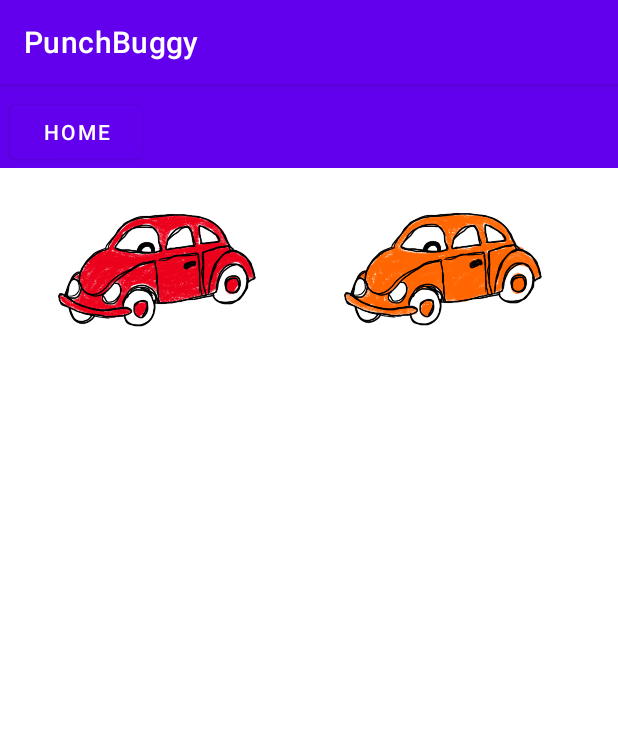
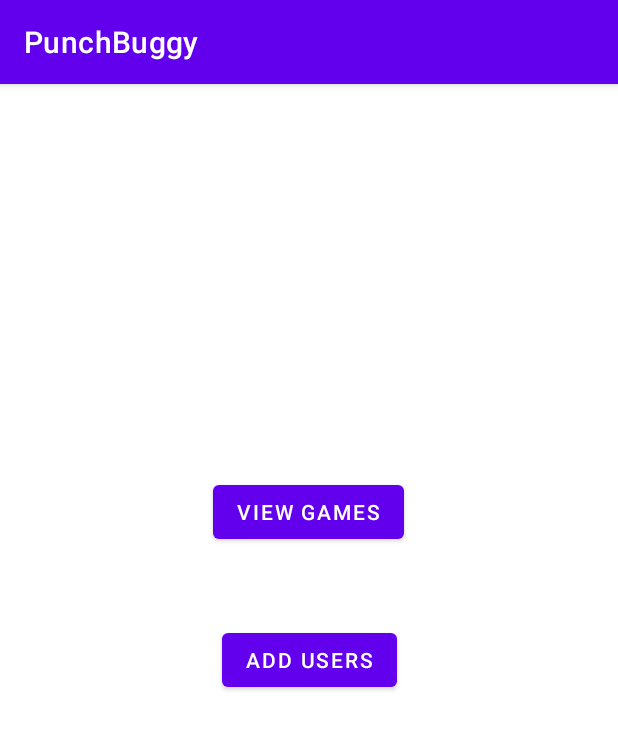
Before and after one commit to csisl/PunchBuggy, an Android app: the screen it shows after launch (MainActivity), on a phone screen of 412 x 824 dp. Shown: the top 729 px of the screen. Run offline under Robolectric (Android 15) with nearby library versions, the phone set to English and light mode, and no system bars.

Commit message:
added intents to go between main view and user view

```diff
--- a/app/src/main/AndroidManifest.xml
+++ b/app/src/main/AndroidManifest.xml
@@ -9,6 +9,7 @@
         android:roundIcon="@mipmap/ic_launcher_round"
         android:supportsRtl="true"
         android:theme="@style/Theme.PunchBuggy">
+        <activity android:name=".UserView"></activity>
         <activity android:name=".MainActivity">
             <intent-filter>
                 <action android:name="android.intent.action.MAIN" />
--- a/app/src/main/java/com/example/punchbuggy/MainActivity.kt
+++ b/app/src/main/java/com/example/punchbuggy/MainActivity.kt
@@ -1,37 +1,19 @@
 package com.example.punchbuggy
 
+import android.content.Intent
 import androidx.appcompat.app.AppCompatActivity
 import android.os.Bundle
-import android.widget.ImageButton
-import android.widget.TextView
-import org.w3c.dom.Text
+import android.widget.Button
 
 class MainActivity : AppCompatActivity() {
     override fun onCreate(savedInstanceState: Bundle?) {
         super.onCreate(savedInstanceState)
         setContentView(R.layout.activity_main)
 
-        val resultView: TextView = findViewById(R.id.redCount)
-        val redBuddy: ImageButton = findViewById(R.id.redBuggy)
-
-        // TODO: create a game somewhere, and THERE instantiate all of the punch buggies
-        val red = PunchBuggy("red")
-        redBuddy.setOnClickListener {
-            incrementBuggyCount(red, resultView)
-        }
-        redBuddy.setOnLongClickListener {
-            decrement(red, resultView)
+        val toUser: Button = findViewById(R.id.viewGames)
+        toUser.setOnClickListener {
+            val toUserView = Intent(this, UserView::class.java)
+            startActivity(toUserView)
         }
     }
-
-    private fun incrementBuggyCount(color: PunchBuggy, resultView: TextView) {
-        color.incrementCount()
-        resultView.text = color.getCount().toString()
-    }
-
-    private fun decrement(color: PunchBuggy, resultView: TextView): Boolean {
-        color.decrementCount()
-        resultView.text = color.getCount().toString()
-        return true
-    }
 }
--- a/app/src/main/res/layout/activity_main.xml
+++ b/app/src/main/res/layout/activity_main.xml
@@ -4,90 +4,27 @@
     xmlns:tools="http://schemas.android.com/tools"
     android:layout_width="match_parent"
     android:layout_height="match_parent"
-    tools:context=".MainActivity">
+    tools:context=".UserView">
 
-    <ImageButton
-        android:id="@+id/redBuggy"
-        android:layout_width="150dp"
-        android:layout_height="150dp"
-        android:layout_marginStart="15dp"
-        android:layout_marginLeft="15dp"
-        android:layout_marginTop="40dp"
-        android:layout_marginBottom="473dp"
-        android:background="@drawable/red"
-        android:contentDescription="@string/red_buggy"
+    <Button
+        android:id="@+id/viewGames"
+        android:layout_width="wrap_content"
+        android:layout_height="wrap_content"
+        android:text="@string/view_games"
         app:layout_constraintBottom_toBottomOf="parent"
         app:layout_constraintEnd_toEndOf="parent"
-        app:layout_constraintHorizontal_bias="0.044"
+        app:layout_constraintHorizontal_bias="0.498"
         app:layout_constraintStart_toStartOf="parent"
         app:layout_constraintTop_toTopOf="parent"
-        app:layout_constraintVertical_bias="0.088" />
+        app:layout_constraintVertical_bias="0.363" />
 
-    <TextView
-        android:id="@+id/redCount"
+    <Button
+        android:id="@+id/addUsers"
         android:layout_width="wrap_content"
         android:layout_height="wrap_content"
-        android:textSize="20sp"
-        app:layout_constraintBottom_toBottomOf="@+id/redBuggy"
-        app:layout_constraintEnd_toEndOf="@+id/redBuggy"
-        app:layout_constraintStart_toStartOf="@+id/redBuggy"
-        app:layout_constraintTop_toTopOf="@+id/redBuggy"
-        app:layout_constraintVertical_bias="1.0"
-        tools:text="0" />
-
-    <ImageButton
-        android:id="@+id/orangeBuggy"
-        android:layout_width="150dp"
-        android:layout_height="150dp"
-        android:background="@drawable/orange"
-        android:contentDescription="@string/orange_buggy"
-        app:layout_constraintBottom_toBottomOf="parent"
-        app:layout_constraintEnd_toEndOf="parent"
-        app:layout_constraintHorizontal_bias="0.827"
-        app:layout_constraintStart_toStartOf="parent"
-        app:layout_constraintTop_toTopOf="parent"
-        app:layout_constraintVertical_bias="0.079" />
-
-    <TextView
-        android:id="@+id/textView"
-        android:layout_width="wrap_content"
-        android:layout_height="wrap_content"
-        android:textSize="20sp"
-        app:layout_constraintBottom_toBottomOf="@+id/orangeBuggy"
-        app:layout_constraintEnd_toEndOf="@+id/orangeBuggy"
-        app:layout_constraintHorizontal_bias="0.489"
-        app:layout_constraintStart_toStartOf="@+id/orangeBuggy"
-        app:layout_constraintTop_toTopOf="@+id/orangeBuggy"
-        app:layout_constraintVertical_bias="1.0"
-        tools:text="0" />
-
-    <androidx.appcompat.widget.Toolbar
-        android:id="@+id/toolbar"
-        android:layout_width="match_parent"
-        android:layout_height="wrap_content"
-        android:layout_marginBottom="10dp"
-        android:background="?attr/colorPrimary"
-        android:minHeight="?attr/actionBarSize"
-        android:theme="?attr/actionBarTheme"
+        android:text="@string/add_users"
         app:layout_constraintBottom_toBottomOf="parent"
         app:layout_constraintEnd_toEndOf="parent"
         app:layout_constraintStart_toStartOf="parent"
-        app:layout_constraintTop_toTopOf="parent"
-        app:layout_constraintVertical_bias="0.0" />
-
-    <Button
-        android:id="@+id/homeButton"
-        android:layout_width="wrap_content"
-        android:layout_height="wrap_content"
-        android:layout_marginTop="8dp"
-        android:layout_marginBottom="10dp"
-        android:contentDescription="@string/home_button"
-        android:text="@string/HOME"
-        app:layout_constraintBottom_toTopOf="@+id/redBuggy"
-        app:layout_constraintEnd_toEndOf="parent"
-        app:layout_constraintHorizontal_bias="0.021"
-        app:layout_constraintStart_toStartOf="@+id/toolbar"
-        app:layout_constraintTop_toTopOf="parent"
-        app:layout_constraintVertical_bias="0.0" />
-
+        app:layout_constraintTop_toTopOf="parent" />
 </androidx.constraintlayout.widget.ConstraintLayout>
--- a/app/src/main/res/values/strings.xml
+++ b/app/src/main/res/values/strings.xml
@@ -12,4 +12,6 @@
     <string name="silver_buggy">Silver Punch Buggy</string>
     <string name="home_button">Home Button</string>
     <string name="HOME">HOME</string>
+    <string name="view_games">View Games</string>
+    <string name="add_users">Add Users</string>
 </resources>
```
Also changed, not shown: app/src/main/java/com/example/punchbuggy/UserView.kt (added, +44 -0 lines), app/src/main/res/layout/activity_user_view.xml (added, +78 -0 lines).
